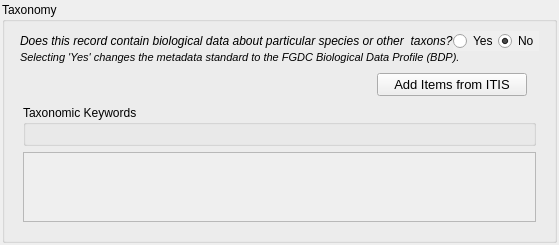
Old version of the form pymdwizard/gui/ui_files/Taxonomy.ui in the repository DOI-USGS/fort-pymdwizard.
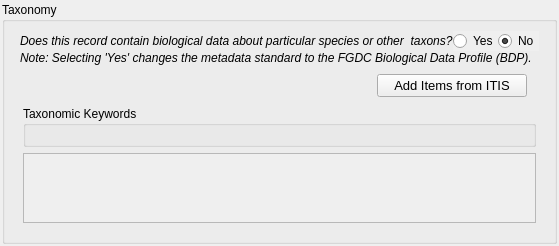
New version of the form.

Commit message:
Fix Taxonomy BDP note font size and prefix it with "Note:"
The note under the Taxonomy question used "font: italic 8pt", so it
ignored the Font Size setting and the macOS font scaling and was very
small on a Mac. Use "font: italic", as the other hints on
fix/gui-structure now do.

Also prefix the text with "Note:": "Note: Selecting 'Yes' changes the
metadata standard to the FGDC Biological Data Profile (BDP)."

Diff of the .ui file:
```diff
--- a/pymdwizard/gui/ui_files/Taxonomy.ui
+++ b/pymdwizard/gui/ui_files/Taxonomy.ui
@@ -129,10 +129,10 @@
         <item>
          <widget class="QLabel" name="label_bdp_note">
           <property name="styleSheet">
-           <string notr="true">font: italic 8pt;</string>
+           <string notr="true">font: italic;</string>
           </property>
           <property name="text">
-           <string>Selecting 'Yes' changes the metadata standard to the FGDC Biological Data Profile (BDP).</string>
+           <string>Note: Selecting 'Yes' changes the metadata standard to the FGDC Biological Data Profile (BDP).</string>
           </property>
           <property name="wordWrap">
            <bool>true</bool>
```
The commit also changes 2 other files.
